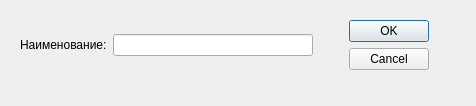
Old version of the form ui/AddDepartment.ui in the repository ismd/4med.
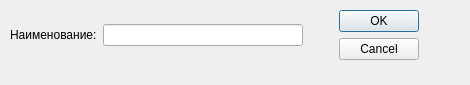
New version of the form.

Commit message: Add department and push work with database into namespace Db

The edit to the form file:
```diff
--- a/ui/AddDepartment.ui
+++ b/ui/AddDepartment.ui
@@ -6,8 +6,8 @@
    <rect>
     <x>0</x>
     <y>0</y>
-    <width>476</width>
-    <height>106</height>
+    <width>470</width>
+    <height>85</height>
    </rect>
   </property>
   <property name="windowTitle">
@@ -16,9 +16,9 @@
   <widget class="QWidget" name="layoutWidget">
    <property name="geometry">
     <rect>
-     <x>20</x>
-     <y>20</y>
-     <width>428</width>
+     <x>10</x>
+     <y>10</y>
+     <width>450</width>
      <height>62</height>
     </rect>
    </property>
```
Left out of the diff: 39 changed lines with no effect on the pictures. The commit also changes 13 other files.
